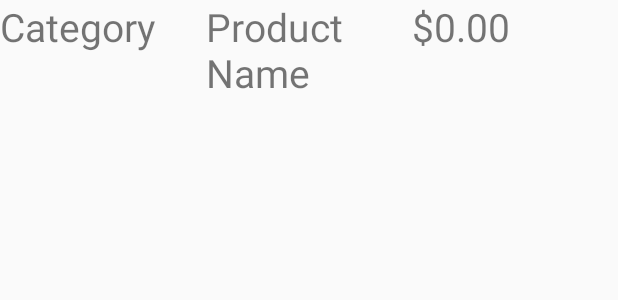
After one commit to cwkd/50.001-1D, an Android app: the layout classification_recycler_row.xml on its own in the app's theme, with its tools: preview values and no code run, on a phone screen of 412 x 824 dp. The commit adds this screen. Shown: the top 300 px of the screen. Run offline under Robolectric (Android 15) with nearby library versions, the phone set to English and light mode, and no system bars.

```diff
--- a/app/build.gradle
+++ b/app/build.gradle
@@ -40,4 +40,5 @@ dependencies {
 }
 
 
+
 apply plugin: 'com.google.gms.google-services'
--- a/app/src/main/AndroidManifest.xml
+++ b/app/src/main/AndroidManifest.xml
@@ -12,7 +12,7 @@
     <uses-permission android:name="android.permission.INTERNET" />
     <uses-permission android:name="com.google.android.providers.gsf.permission.READ_GSERVICES" />
     <uses-permission android:name="android.permission.READ_EXTERNAL_STORAGE" />
-    <uses-permission android:name="android.permission.WRITE_EXTERNAL_STORAGE"/>
+    <uses-permission android:name="android.permission.WRITE_EXTERNAL_STORAGE" />
 
     <application
         android:allowBackup="true"
@@ -51,7 +51,7 @@
             android:label="@string/title_activity_login" />
         <activity android:name=".StartingActivity" />
         <activity android:name=".ProfileActivity" />
-        <activity android:name=".ClassificationForReceiptActivity"></activity>
+        <activity android:name=".ClassificationForReceiptActivity" />
     </application>
 
 </manifest>
--- /dev/null
+++ b/app/src/main/res/layout/classification_recycler_row.xml
@@ -0,0 +1,32 @@
+<?xml version="1.0" encoding="utf-8"?>
+<LinearLayout xmlns:android="http://schemas.android.com/apk/res/android"
+    android:orientation="horizontal"
+    android:layout_width="match_parent"
+    android:layout_height="match_parent">
+
+    <TextView
+        android:id="@+id/category_view"
+        android:layout_weight="3"
+        android:textSize="26dp"
+        android:text="@string/category_view_default"
+        android:layout_width="match_parent"
+        android:layout_height="wrap_content" />
+
+    <TextView
+        android:id="@+id/product_view"
+        android:layout_weight="3"
+        android:textSize="26dp"
+        android:text="@string/product_view_default"
+        android:layout_width="match_parent"
+        android:layout_height="wrap_content" />
+
+    <TextView
+        android:id="@+id/price_view"
+        android:layout_weight="3"
+        android:textSize="26dp"
+        android:text="@string/price_view_default"
+        android:layout_width="match_parent"
+        android:layout_height="wrap_content" />
+
+
+</LinearLayout>
--- a/app/src/main/res/values/strings.xml
+++ b/app/src/main/res/values/strings.xml
@@ -17,4 +17,14 @@
     <string name="error_field_required">This field is required</string>
     <string name="permission_rationale">Contacts permissions are needed for providing email
         completions.</string>
+
+    <string name="category_view_default">Category</string>
+    <string name="product_view_default">Product Name</string>
+    <string name="price_view_default">$0.00</string>
+    <string-array name="categories">
+        <item>Food</item>
+        <item>Transport</item>
+        <item>Emergency</item>
+        <item>Misc</item>
+    </string-array>
 </resources>
```
Also changed, not shown: app/src/main/java/com/example/frost/expenses/ClassificationForReceiptActivity.java (+68 -1 lines), app/src/main/java/com/example/frost/expenses/ClassificationRecyclerAdapter.java (added, +73 -0 lines), app/src/main/java/com/example/frost/expenses/Item.java (added, +19 -0 lines), app/src/main/java/com/example/frost/expenses/Logger.java (+7 -1 lines), app/src/main/java/com/example/frost/expenses/OCR.java (+6 -5 lines), app/src/main/java/com/example/frost/expenses/ReclassifyDialogFragment.java (added, +39 -0 lines), app/src/main/res/layout/activity_classification_for_receipt.xml (+13 -22 lines).
